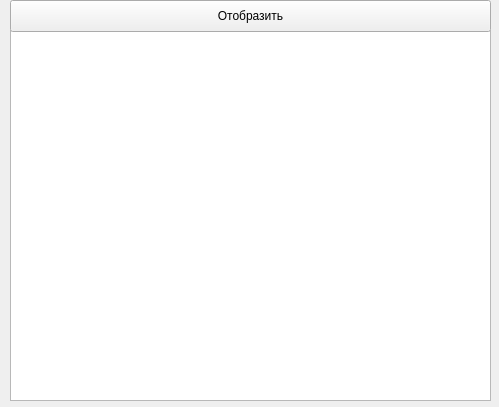
Above: main.ui from kubisret/task_4 before the change. Below: the same form after it.
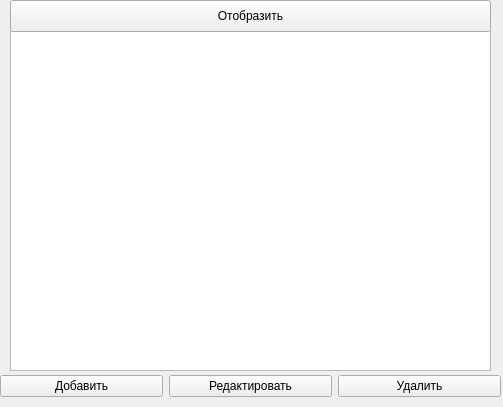
That is the form after the change.

Patch:
```diff
--- a/main.ui
+++ b/main.ui
@@ -6,7 +6,7 @@
    <rect>
     <x>0</x>
     <y>0</y>
-    <width>499</width>
+    <width>503</width>
     <height>407</height>
    </rect>
   </property>
@@ -20,7 +20,7 @@
       <x>10</x>
       <y>30</y>
       <width>481</width>
-      <height>371</height>
+      <height>341</height>
      </rect>
     </property>
    </widget>
@@ -37,6 +37,39 @@
      <string>Отобразить</string>
     </property>
    </widget>
+   <widget class="QWidget" name="">
+    <property name="geometry">
+     <rect>
+      <x>0</x>
+      <y>370</y>
+      <width>501</width>
+      <height>32</height>
+     </rect>
+    </property>
+    <layout class="QHBoxLayout" name="horizontalLayout">
+     <item>
+      <widget class="QPushButton" name="pushButton_add">
+       <property name="text">
+        <string>Добавить</string>
+       </property>
+      </widget>
+     </item>
+     <item>
+      <widget class="QPushButton" name="pushButton_up">
+       <property name="text">
+        <string>Редактировать</string>
+       </property>
+      </widget>
+     </item>
+     <item>
+      <widget class="QPushButton" name="pushButton_del">
+       <property name="text">
+        <string>Удалить</string>
+       </property>
+      </widget>
+     </item>
+    </layout>
+   </widget>
   </widget>
  </widget>
  <resources/>
```
Left out of the diff: 2 changed lines with no effect on the pictures.
